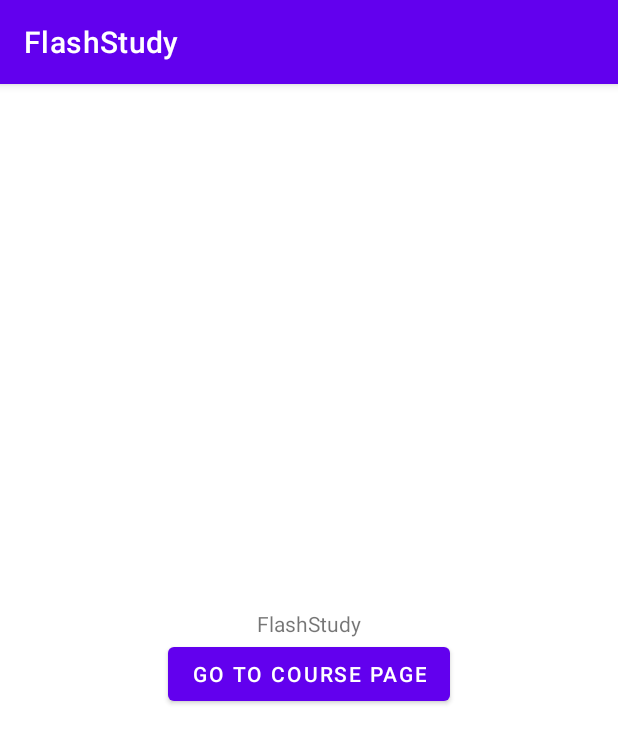
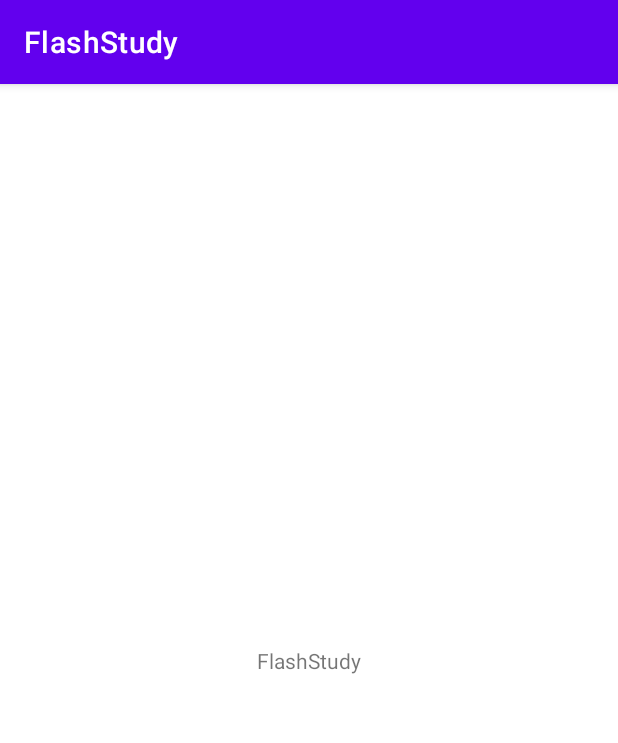
Before and after one commit to csc567-final-project/FlashStudy, an Android app: the screen it shows after launch (MainActivity), on a phone screen of 412 x 824 dp. Shown: the top 743 px of the screen. Run offline under Robolectric (Android 15) with nearby library versions, the phone set to English and light mode, and no system bars.

```diff
--- a/app/src/main/AndroidManifest.xml
+++ b/app/src/main/AndroidManifest.xml
@@ -9,9 +9,6 @@
         android:roundIcon="@mipmap/ic_launcher_round"
         android:supportsRtl="true"
         android:theme="@style/Theme.FlashStudy">
-        <activity android:name=".QuizActivity"></activity>
-        <activity android:name=".FlashCardSetActivity" />
-        <activity android:name=".CourseActivity" />
         <activity android:name=".MainActivity">
             <intent-filter>
                 <action android:name="android.intent.action.MAIN" />
--- a/app/src/main/java/com/csc567/android/flashstudy/MainActivity.kt
+++ b/app/src/main/java/com/csc567/android/flashstudy/MainActivity.kt
@@ -1,25 +1,11 @@
 package com.csc567.android.flashstudy
 
-import android.content.Intent
 import androidx.appcompat.app.AppCompatActivity
 import android.os.Bundle
-import android.widget.Button
 
 class MainActivity : AppCompatActivity() {
-    private lateinit var goToCourseButton: Button
-
     override fun onCreate(savedInstanceState: Bundle?) {
         super.onCreate(savedInstanceState)
         setContentView(R.layout.activity_main)
-
-        goToCourseButton = findViewById(R.id.course_page_button)
-
-        goToCourseButton.setOnClickListener {
-            // Takes you to the Course page with the list of Flash Card Sets
-            val intent = Intent(this, CourseActivity::class.java)
-            startActivity(intent)
-        }
     }
-
-
 }
--- a/app/src/main/res/layout/activity_main.xml
+++ b/app/src/main/res/layout/activity_main.xml
@@ -5,12 +5,6 @@
     android:layout_width="match_parent"
     android:layout_height="match_parent"
     tools:context=".MainActivity">
-
-    <LinearLayout xmlns:android="http://schemas.android.com/apk/res/android"
-        android:layout_width="match_parent"
-        android:layout_height="match_parent"
-        android:gravity="center"
-        android:orientation="vertical">
 
     <TextView
         android:layout_width="wrap_content"
@@ -21,11 +15,4 @@
         app:layout_constraintRight_toRightOf="parent"
         app:layout_constraintTop_toTopOf="parent" />
 
-        <Button
-            android:layout_width="wrap_content"
-            android:layout_height="wrap_content"
-            android:text="Go to Course page"
-            android:id="@+id/course_page_button"/>
-    </LinearLayout>
-
 </androidx.constraintlayout.widget.ConstraintLayout>
```
Also changed, not shown: app/src/main/java/com/csc567/android/flashstudy/CourseActivity.kt (deleted, +0 -24 lines), app/src/main/java/com/csc567/android/flashstudy/FlashCardSetActivity.kt (deleted, +0 -24 lines), app/src/main/java/com/csc567/android/flashstudy/QuizActivity.kt (deleted, +0 -11 lines), app/src/main/res/layout/activity_course.xml (deleted, +0 -31 lines), app/src/main/res/layout/activity_flash_card_set.xml (deleted, +0 -32 lines), app/src/main/res/layout/activity_quiz.xml (deleted, +0 -9 lines), 3 other files. Lines whose indentation alone changed are shown as unchanged.
